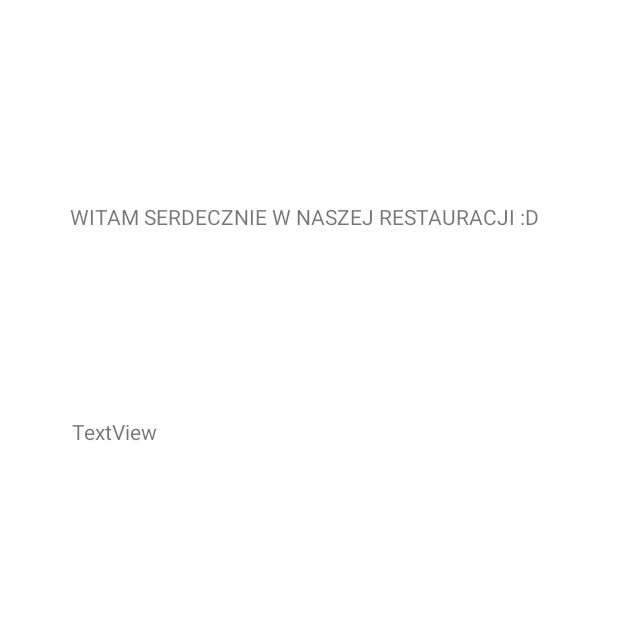
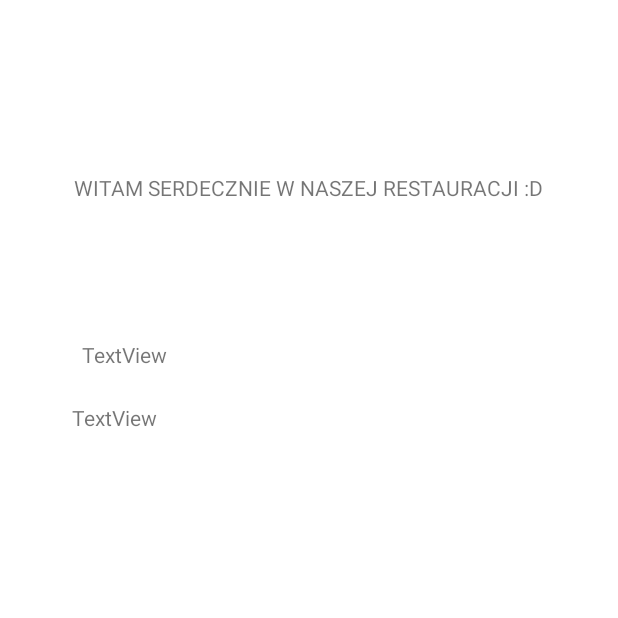
Before and after one commit to kbcodec/RestaurantApp-Blicharz-Gradalska-Maczka, an Android app: the MainActivity screen opened directly, with no data from a screen before it, on a phone screen of 412 x 824 dp, the top half of it. Run offline under Robolectric (Android 15) with nearby library versions, the phone set to English and light mode, and no system bars.

Commit message:
text antal

```diff
--- a/app/src/main/res/layout/activity_main.xml
+++ b/app/src/main/res/layout/activity_main.xml
@@ -13,10 +13,10 @@
         android:text="@string/welcome_text"
         app:layout_constraintBottom_toBottomOf="parent"
         app:layout_constraintEnd_toEndOf="parent"
-        app:layout_constraintHorizontal_bias="0.473"
+        app:layout_constraintHorizontal_bias="0.495"
         app:layout_constraintStart_toStartOf="parent"
         app:layout_constraintTop_toTopOf="parent"
-        app:layout_constraintVertical_bias="0.167" />
+        app:layout_constraintVertical_bias="0.143" />
 
     <TextView
         android:id="@+id/textView"
@@ -30,4 +30,19 @@
         app:layout_constraintStart_toStartOf="parent"
         app:layout_constraintTop_toBottomOf="@+id/textView2" />
 
+    <TextView
+        android:id="@+id/textView3"
+        android:layout_width="wrap_content"
+        android:layout_height="wrap_content"
+        android:layout_marginStart="53dp"
+        android:layout_marginTop="92dp"
+        android:layout_marginEnd="300dp"
+        android:layout_marginBottom="389dp"
+        android:text="TextView"
+        app:layout_constraintBottom_toBottomOf="parent"
+        app:layout_constraintEnd_toEndOf="parent"
+        app:layout_constraintStart_toStartOf="parent"
+        app:layout_constraintTop_toBottomOf="@+id/textView2"
+        app:layout_constraintVertical_bias="0.0" />
+
 </androidx.constraintlayout.widget.ConstraintLayout>
```
